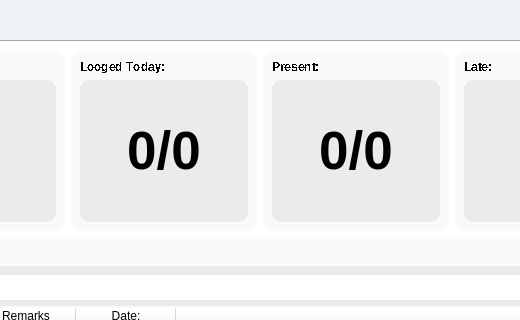
This is EALS UI/v0.4/hr.ui in maeven-tapa/cpet8_group8_workspace as Qt 5 draws it before an edit; both pictures show x 225 to 745 and y 0 to 320 of the 1236 by 844 pixel window. The edited form follows.
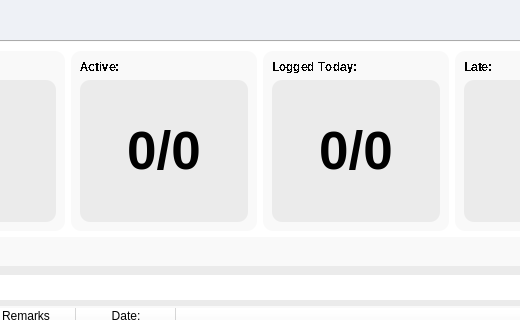
This is the edited form. Icons and pictures are not drawn.

Commit message: for labels logic

Patch:
```diff
--- a/EALS UI/v0.4/hr.ui
+++ b/EALS UI/v0.4/hr.ui
@@ -216,7 +216,7 @@
               </font>
              </property>
              <property name="text">
-              <string>Looged Today:</string>
+              <string>Active:</string>
              </property>
             </widget>
            </item>
@@ -260,7 +260,7 @@
               </font>
              </property>
              <property name="text">
-              <string>Present:</string>
+              <string>Logged Today:</string>
              </property>
             </widget>
            </item>
```
Left out of the diff: 10 changed lines with no effect on the pictures. The commit also changes 4 other files.
